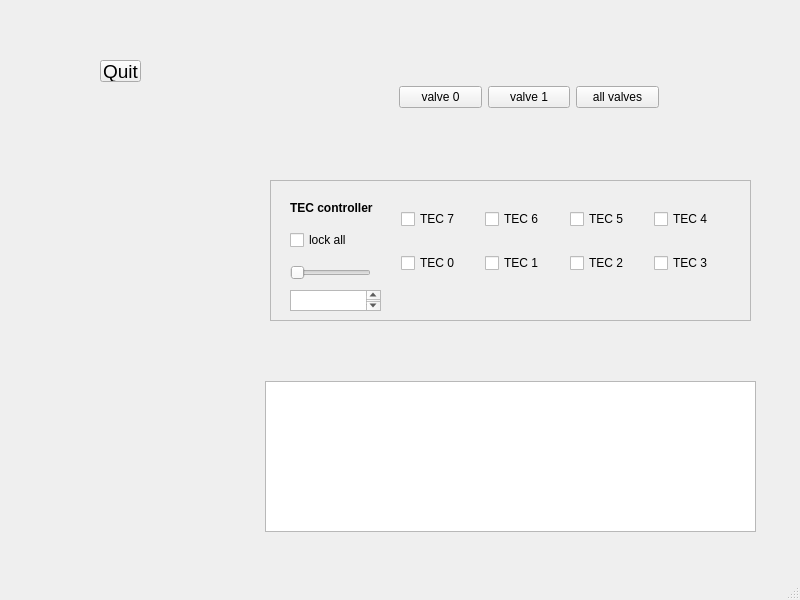
First picture: the form in test1/MainWindow.ui, repository ursl/tessie, before the edit.
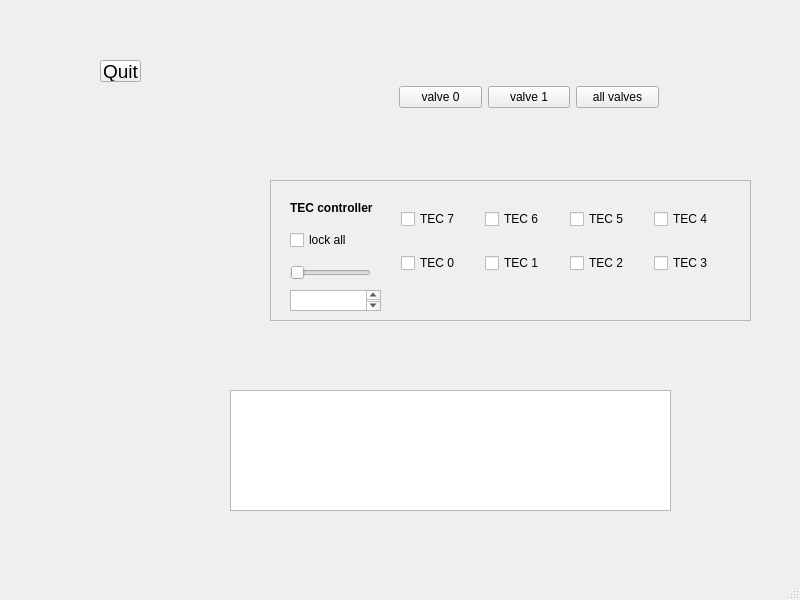
Second picture: the form after the edit.

Commit message: try to avoid TextBrowserLog

What changed in the file:
```diff
--- a/test1/MainWindow.ui
+++ b/test1/MainWindow.ui
@@ -206,10 +206,10 @@
    <widget class="QTextEdit" name="textEditLog">
     <property name="geometry">
      <rect>
-      <x>265</x>
-      <y>381</y>
-      <width>491</width>
-      <height>151</height>
+      <x>230</x>
+      <y>390</y>
+      <width>441</width>
+      <height>121</height>
      </rect>
     </property>
    </widget>
```
The commit also changes 2 other files.
